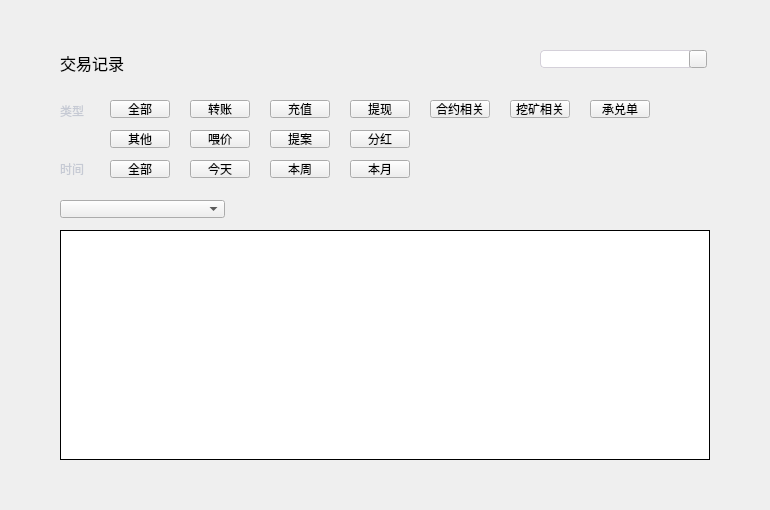
First picture: the form in LNKWallet/alltransactionwidget.ui, repository HcashOrg/hx-indicator, before the edit.
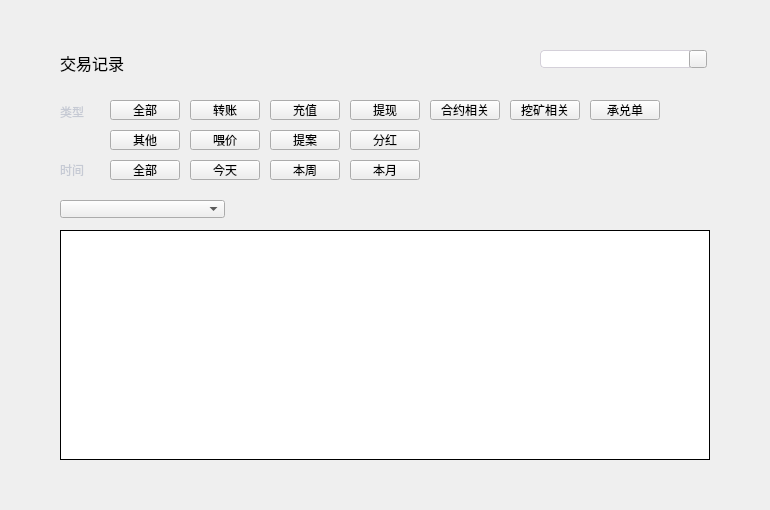
Second picture: the form after the edit. Icons and pictures are not drawn.

```diff
--- a/LNKWallet/alltransactionwidget.ui
+++ b/LNKWallet/alltransactionwidget.ui
@@ -42,7 +42,7 @@
      <x>60</x>
      <y>102</y>
      <width>50</width>
-     <height>18</height>
+     <height>20</height>
     </rect>
    </property>
    <property name="styleSheet">
@@ -59,7 +59,7 @@
      <x>60</x>
      <y>160</y>
      <width>50</width>
-     <height>18</height>
+     <height>20</height>
     </rect>
    </property>
    <property name="styleSheet">
@@ -75,8 +75,8 @@
     <rect>
      <x>110</x>
      <y>100</y>
-     <width>60</width>
-     <height>18</height>
+     <width>70</width>
+     <height>20</height>
     </rect>
    </property>
    <property name="cursor">
@@ -94,8 +94,8 @@
     <rect>
      <x>190</x>
      <y>100</y>
-     <width>60</width>
-     <height>18</height>
+     <width>70</width>
+     <height>20</height>
     </rect>
    </property>
    <property name="cursor">
@@ -113,8 +113,8 @@
     <rect>
      <x>270</x>
      <y>100</y>
-     <width>60</width>
-     <height>18</height>
+     <width>70</width>
+     <height>20</height>
     </rect>
    </property>
    <property name="cursor">
@@ -132,8 +132,8 @@
     <rect>
      <x>350</x>
      <y>100</y>
-     <width>60</width>
-     <height>18</height>
+     <width>70</width>
+     <height>20</height>
     </rect>
    </property>
    <property name="cursor">
@@ -151,8 +151,8 @@
     <rect>
      <x>430</x>
      <y>100</y>
-     <width>60</width>
-     <height>18</height>
+     <width>70</width>
+     <height>20</height>
     </rect>
    </property>
    <property name="cursor">
@@ -170,8 +170,8 @@
     <rect>
      <x>110</x>
      <y>130</y>
-     <width>60</width>
-     <height>18</height>
+     <width>70</width>
+     <height>20</height>
     </rect>
    </property>
    <property name="cursor">
@@ -189,8 +189,8 @@
     <rect>
      <x>110</x>
      <y>160</y>
-     <width>60</width>
-     <height>18</height>
+     <width>70</width>
+     <height>20</height>
     </rect>
    </property>
    <property name="cursor">
@@ -208,8 +208,8 @@
     <rect>
      <x>190</x>
      <y>160</y>
-     <width>60</width>
-     <height>18</height>
+     <width>70</width>
+     <height>20</height>
     </rect>
    </property>
    <property name="cursor">
@@ -227,8 +227,8 @@
     <rect>
      <x>270</x>
      <y>160</y>
-     <width>60</width>
-     <height>18</height>
+     <width>70</width>
+     <height>20</height>
     </rect>
    </property>
    <property name="cursor">
@@ -246,8 +246,8 @@
     <rect>
      <x>350</x>
      <y>160</y>
-     <width>60</width>
-     <height>18</height>
+     <width>70</width>
+     <height>20</height>
     </rect>
    </property>
    <property name="cursor">
@@ -486,8 +486,8 @@
     <rect>
      <x>510</x>
      <y>100</y>
-     <width>60</width>
-     <height>18</height>
+     <width>70</width>
+     <height>20</height>
     </rect>
    </property>
    <property name="cursor">
@@ -505,8 +505,8 @@
     <rect>
      <x>590</x>
      <y>100</y>
-     <width>60</width>
-     <height>18</height>
+     <width>70</width>
+     <height>20</height>
     </rect>
    </property>
    <property name="cursor">
@@ -569,8 +569,8 @@
     <rect>
      <x>190</x>
      <y>130</y>
-     <width>60</width>
-     <height>18</height>
+     <width>70</width>
+     <height>20</height>
     </rect>
    </property>
    <property name="cursor">
@@ -588,8 +588,8 @@
     <rect>
      <x>270</x>
      <y>130</y>
-     <width>60</width>
-     <height>18</height>
+     <width>70</width>
+     <height>20</height>
     </rect>
    </property>
    <property name="cursor">
@@ -607,8 +607,8 @@
     <rect>
      <x>350</x>
      <y>130</y>
-     <width>60</width>
-     <height>18</height>
+     <width>70</width>
+     <height>20</height>
     </rect>
    </property>
    <property name="cursor">
```
